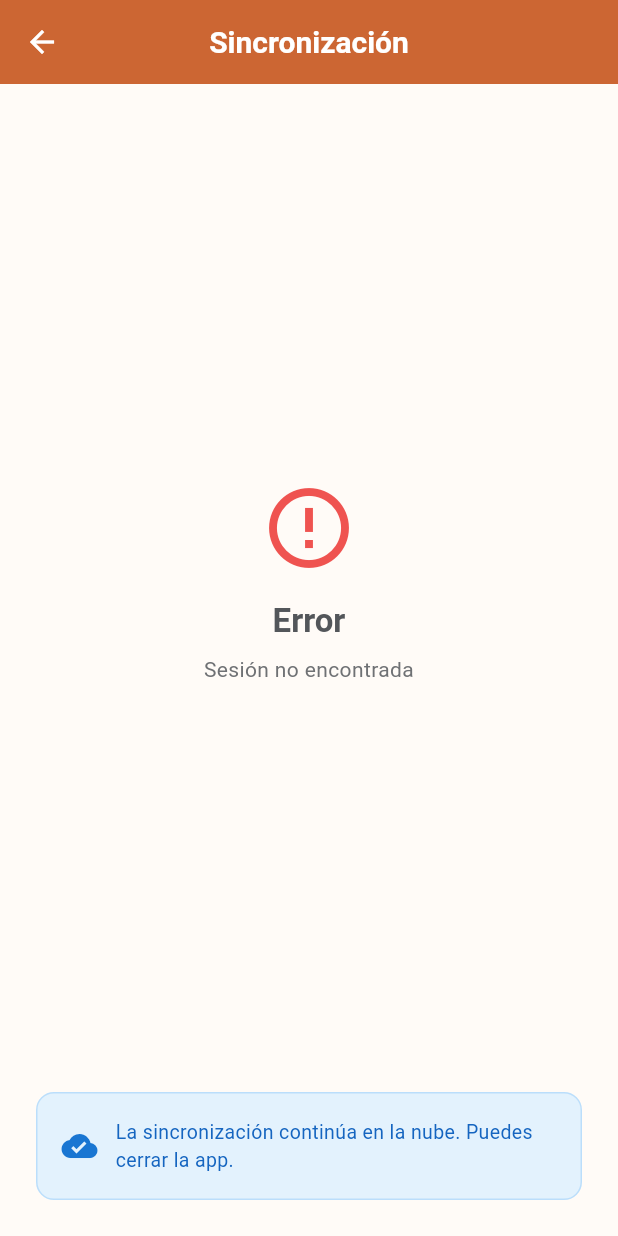
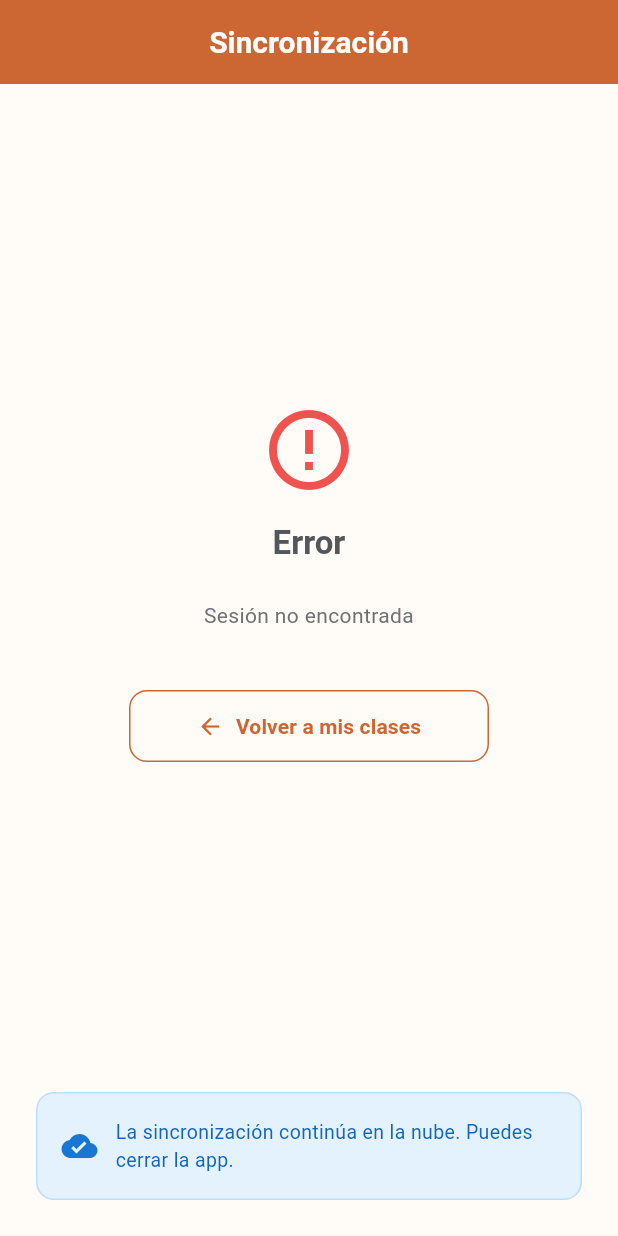
Before and after one commit to ebravo-dev/presencia, a Flutter app: the GruposPage screen opened by its route, after a tap on "Revisar sincronización", on a phone screen of 412 x 824 dp. Run offline on Flutter 3.47's test engine with Material 3 defaults, Android fonts, the phone set to English and light mode, and no system bars; our stand-ins replace dartz, dio, equatable, flutter_blue_plus, flutter_riverpod, go_router and 4 more; missing offline and left inert: encrypt, pointycastle; accounts and stored records are empty.

Commit message:
fix(sync): improve credential error detection and handling
- Add CREDENTIAL_ERROR prefix in scraper.service.ts when login fails due to bad password
- Update scraper.worker.ts to not retry on credential errors
- Update SSE in sync.routes.ts to send 'failed' event type with errorType field
- This allows frontend to show appropriate error messages

```diff
--- a/app-profesor/lib/features/authentication/providers/profesor_auth_provider.dart
+++ b/app-profesor/lib/features/authentication/providers/profesor_auth_provider.dart
@@ -202,6 +202,9 @@ class ProfesorAuthNotifier extends StateNotifier<ProfesorAuthState> {
       return Left('No hay sesión activa');
     }
 
+    // Set sync in progress flag for app redirect on reopen
+    await _authStorage.setSyncInProgress(true);
+
     // Clear local groups before syncing to avoid showing stale data
     await clearGrupos();
 
--- a/app-profesor/lib/features/groups/screens/grupos_page.dart
+++ b/app-profesor/lib/features/groups/screens/grupos_page.dart
@@ -1073,7 +1073,8 @@ class _GruposPageState extends ConsumerState<GruposPage>
                 ),
               ],
             ),
-            content: Column(
+            content: SingleChildScrollView(
+              child: Column(
                 mainAxisSize: MainAxisSize.min,
                 children: [
                   const Text(
@@ -1136,6 +1137,7 @@ class _GruposPageState extends ConsumerState<GruposPage>
                     ),
                   ],
                 ],
+              ),
             ),
             actions: [
               TextButton(
--- a/app-profesor/lib/features/groups/screens/sync_status_screen.dart
+++ b/app-profesor/lib/features/groups/screens/sync_status_screen.dart
@@ -56,16 +56,25 @@ class _SyncStatusScreenState extends ConsumerState<SyncStatusScreen> {
 
   /// Initialize sync - try SSE first, fallback to polling
   Future<void> _initSync() async {
+    // Set initial "Conectando" state immediately so professor sees progress
     setState(() {
-      _isLoading = true;
+      _isLoading = false;
       _error = null;
+      _syncStatus = SyncStatusResponse(
+        status: 'PENDING',
+        message: 'Conectando con el servidor...',
+        step: 1,
+        totalSteps: 5,
+        percentage: 20,
+        stepDescription: 'Conectando con el servidor...',
+      );
     });
 
     final token = _authStorage.getToken();
     if (token == null) {
       setState(() {
         _error = 'Sesión no encontrada';
-        _isLoading = false;
+        _syncStatus = null;
       });
       return;
     }
@@ -77,7 +86,7 @@ class _SyncStatusScreenState extends ConsumerState<SyncStatusScreen> {
     if (professorId == null) {
       setState(() {
         _error = 'No se encontró el profesor';
-        _isLoading = false;
+        _syncStatus = null;
       });
       return;
     }
@@ -137,11 +146,22 @@ class _SyncStatusScreenState extends ConsumerState<SyncStatusScreen> {
           _navigateToGroupsWithRefresh();
         }
         break;
+      case SyncEventType.completed:
+        // Sync completed successfully - navigate to grupos
+        _navigateToGroupsWithRefresh();
+        break;
+      case SyncEventType.failed:
+        // Sync failed - show error with appropriate message
+        _handleSyncFailed(event);
+        break;
       case SyncEventType.timeout:
         setState(() {
           _error = event.message;
           _syncStatus = null;
+          _retryAvailable = true;
         });
+        // Clear sync flag on timeout
+        _authStorage.setSyncInProgress(false);
         break;
       case SyncEventType.noJob:
         // No active sync, check status via API
@@ -150,9 +170,32 @@ class _SyncStatusScreenState extends ConsumerState<SyncStatusScreen> {
       case SyncEventType.error:
         setState(() {
           _error = event.message;
+          _retryAvailable = true;
         });
+        // Clear sync flag on error
+        _authStorage.setSyncInProgress(false);
         break;
     }
+  }
+
+  /// Handle failed sync event - show appropriate error message
+  void _handleSyncFailed(SyncEvent event) {
+    // Clear sync in progress flag
+    _authStorage.setSyncInProgress(false);
+
+    setState(() {
+      if (event.isCredentialError) {
+        _error =
+            'Contraseña incorrecta. Verifica tus credenciales del portal UAT.';
+      } else {
+        _error = event.message.isNotEmpty
+            ? event.message
+            : 'Error en la sincronización. Intenta de nuevo.';
+      }
+      _syncStatus = null;
+      _retryAvailable = !event
+          .isCredentialError; // Only allow retry for non-credential errors
+    });
   }
 
   void _startPolling() {
@@ -323,6 +366,8 @@ class _SyncStatusScreenState extends ConsumerState<SyncStatusScreen> {
   }
 
   Future<void> _navigateToGroupsWithRefresh() async {
+    // Clear sync in progress flag since sync is complete
+    await _authStorage.setSyncInProgress(false);
     await ref.read(profesorAuthProvider.notifier).refreshGrupos();
     if (mounted) {
       context.go('/grupos');
@@ -339,12 +384,16 @@ class _SyncStatusScreenState extends ConsumerState<SyncStatusScreen> {
 
   @override
   Widget build(BuildContext context) {
-    return Scaffold(
+    // Prevent back navigation during sync
+    return PopScope(
+      canPop: false,
+      child: Scaffold(
         backgroundColor: UATColors.surface,
         appBar: AppBar(
           title: const Text('Sincronización'),
           backgroundColor: UATColors.primary,
           foregroundColor: UATColors.onPrimary,
+          automaticallyImplyLeading: false, // Remove back button
         ),
         body: SafeArea(
           child: Padding(
@@ -355,6 +404,7 @@ class _SyncStatusScreenState extends ConsumerState<SyncStatusScreen> {
                 const SizedBox(height: 16),
                 _buildActionButtons(),
               ],
+            ),
           ),
         ),
       ),
@@ -579,6 +629,7 @@ class _SyncStatusScreenState extends ConsumerState<SyncStatusScreen> {
 
   Widget _buildErrorState() {
     return Center(
+      child: SingleChildScrollView(
         child: Column(
           mainAxisAlignment: MainAxisAlignment.center,
           children: [
@@ -591,12 +642,68 @@ class _SyncStatusScreenState extends ConsumerState<SyncStatusScreen> {
               ).textTheme.titleLarge?.copyWith(fontWeight: FontWeight.bold),
             ),
             const SizedBox(height: 8),
-          Text(
+            Container(
+              padding: const EdgeInsets.symmetric(horizontal: 24, vertical: 16),
+              child: Text(
                 _error!,
                 textAlign: TextAlign.center,
                 style: TextStyle(color: UATColors.neutral80),
               ),
+            ),
+            const SizedBox(height: 24),
+            // Buttons based on retry availability
+            if (_retryAvailable) ...[
+              // Retry button for portal errors
+              SizedBox(
+                width: 240,
+                child: ElevatedButton.icon(
+                  onPressed: _isRetrying ? null : _retrySync,
+                  icon: _isRetrying
+                      ? const SizedBox(
+                          width: 20,
+                          height: 20,
+                          child: CircularProgressIndicator(
+                            strokeWidth: 2,
+                            color: Colors.white,
+                          ),
+                        )
+                      : const Icon(Icons.refresh),
+                  label: Text(_isRetrying ? 'Reintentando...' : 'Reintentar'),
+                  style: ElevatedButton.styleFrom(
+                    padding: const EdgeInsets.symmetric(vertical: 14),
+                    backgroundColor: UATColors.primary,
+                    foregroundColor: UATColors.onPrimary,
+                    shape: RoundedRectangleBorder(
+                      borderRadius: BorderRadius.circular(12),
+                    ),
+                  ),
+                ),
+              ),
+              const SizedBox(height: 12),
             ],
+            // Go back button (always shown)
+            SizedBox(
+              width: 240,
+              child: OutlinedButton.icon(
+                onPressed: () {
+                  // Clear sync flag and navigate back to grupos
+                  _authStorage.setSyncInProgress(false);
+                  context.go('/grupos');
+                },
+                icon: const Icon(Icons.arrow_back),
+                label: const Text('Volver a mis clases'),
+                style: OutlinedButton.styleFrom(
+                  padding: const EdgeInsets.symmetric(vertical: 14),
+                  side: const BorderSide(color: UATColors.primary),
+                  foregroundColor: UATColors.primary,
+                  shape: RoundedRectangleBorder(
+                    borderRadius: BorderRadius.circular(12),
+                  ),
+                ),
+              ),
+            ),
+          ],
+        ),
       ),
     );
   }
--- a/app-profesor/lib/services/sse_service.dart
+++ b/app-profesor/lib/services/sse_service.dart
@@ -5,7 +5,15 @@ import '../core/constants/api_constants.dart';
 import '../core/utils/utils.dart';
 
 /// Event types received from SSE stream
-enum SyncEventType { connected, progress, timeout, noJob, error }
+enum SyncEventType {
+  connected,
+  progress,
+  completed,
+  failed,
+  timeout,
+  noJob,
+  error,
+}
 
 /// Represents a sync progress event from SSE stream
 class SyncEvent {
@@ -15,6 +23,7 @@ class SyncEvent {
   final int totalSteps;
   final String message;
   final String? error;
+  final String? errorType; // 'credential' or 'portal'
   final int attemptsMade;
 
   SyncEvent({
@@ -24,6 +33,7 @@ class SyncEvent {
     this.totalSteps = 5,
     this.message = '',
     this.error,
+    this.errorType,
     this.attemptsMade = 0,
   });
 
@@ -34,6 +44,12 @@ class SyncEvent {
     switch (typeStr) {
       case 'connected':
         type = SyncEventType.connected;
+        break;
+      case 'completed':
+        type = SyncEventType.completed;
+        break;
+      case 'failed':
+        type = SyncEventType.failed;
         break;
       case 'timeout':
         type = SyncEventType.timeout;
@@ -55,12 +71,16 @@ class SyncEvent {
       totalSteps: json['totalSteps'] as int? ?? 5,
       message: json['message'] as String? ?? '',
       error: json['error'] as String?,
+      errorType: json['errorType'] as String?,
       attemptsMade: json['attemptsMade'] as int? ?? 0,
     );
   }
 
-  bool get isCompleted => status == 'COMPLETED';
-  bool get isFailed => status == 'FAILED';
+  bool get isCompleted =>
+      status == 'COMPLETED' || type == SyncEventType.completed;
+  bool get isFailed => status == 'FAILED' || type == SyncEventType.failed;
+  bool get isCredentialError => errorType == 'credential';
+  bool get isPortalError => errorType == 'portal';
   bool get isInProgress => status == 'IN_PROGRESS' || status == 'PENDING';
   bool get isRetrying => message.contains('Reintentando') || attemptsMade > 0;
 
```
Also changed, not shown: app-profesor/lib/main.dart (+8 -0 lines), app-profesor/lib/services/auth_storage_service.dart (+22 -0 lines), 3 other files. Lines whose indentation alone changed are shown as unchanged.
